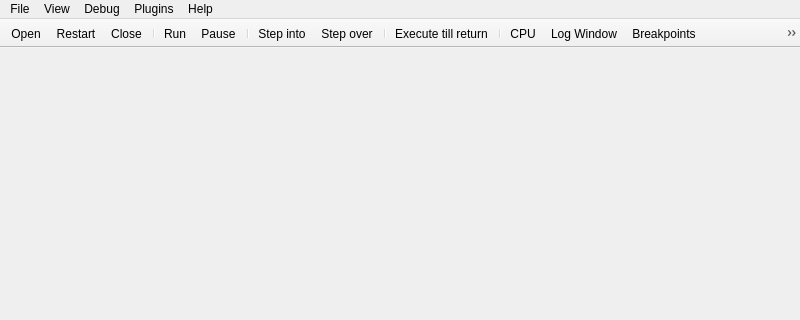
Above: x64_dbg_gui/Project/Src/Gui/MainWindow.ui from x64dbg/x64dbg before the change; both pictures show x 0 to 800 and y 0 to 320 of the 800 by 600 pixel window. Below: the same form after it.
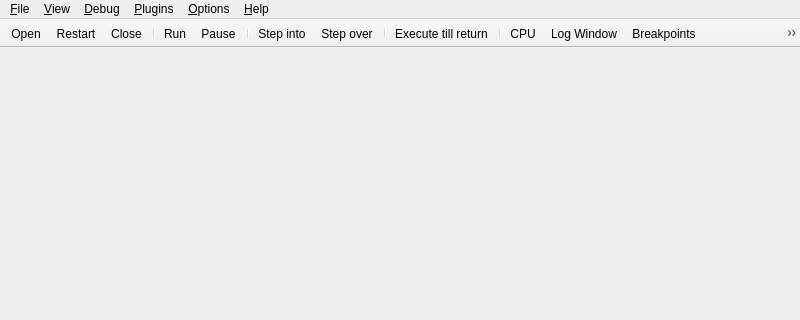
That is the form after the change. Icons and pictures are not drawn.

Commit message:
BRIDGE: removed CPU title API
GUI: added settings dialog
DBG: added settings (breaking at various callbacks)
DBG: remove singleshoot breakpoints from the database
DBG: safe dprintf function
DBG: set module + thread in window title
DBG: remove memory breakpoints from modules when unloaded
DBG: fixed a few bugs with the recent file list

Patch:
```diff
--- a/x64_dbg_gui/Project/Src/Gui/MainWindow.ui
+++ b/x64_dbg_gui/Project/Src/Gui/MainWindow.ui
@@ -28,7 +28,7 @@
    </property>
    <widget class="QMenu" name="menuFile">
     <property name="title">
-     <string>File</string>
+     <string>&amp;File</string>
     </property>
     <widget class="QMenu" name="menuRecent_Files">
      <property name="title">
@@ -43,7 +43,7 @@
    </widget>
    <widget class="QMenu" name="menuView">
     <property name="title">
-     <string>View</string>
+     <string>&amp;View</string>
     </property>
     <addaction name="actionCpu"/>
     <addaction name="actionMemoryMap"/>
@@ -56,7 +56,7 @@
    </widget>
    <widget class="QMenu" name="menuDebug">
     <property name="title">
-     <string>Debug</string>
+     <string>&amp;Debug</string>
     </property>
     <addaction name="actionRun"/>
     <addaction name="actioneRun"/>
@@ -76,20 +76,27 @@
    </widget>
    <widget class="QMenu" name="menuHelp">
     <property name="title">
-     <string>Help</string>
+     <string>&amp;Help</string>
     </property>
     <addaction name="actionAbout"/>
    </widget>
    <widget class="QMenu" name="menuPlugins">
     <property name="title">
-     <string>Plugins</string>
+     <string>&amp;Plugins</string>
     </property>
     <addaction name="actionScylla"/>
    </widget>
+   <widget class="QMenu" name="menuOptions">
+    <property name="title">
+     <string>&amp;Options</string>
+    </property>
+    <addaction name="actionSettings"/>
+   </widget>
    <addaction name="menuFile"/>
    <addaction name="menuView"/>
    <addaction name="menuDebug"/>
    <addaction name="menuPlugins"/>
+   <addaction name="menuOptions"/>
    <addaction name="menuHelp"/>
   </widget>
   <widget class="QToolBar" name="mainToolBar">
```
Left out of the diff: 54 changed lines with no effect on the pictures. The commit also changes 22 other files.
